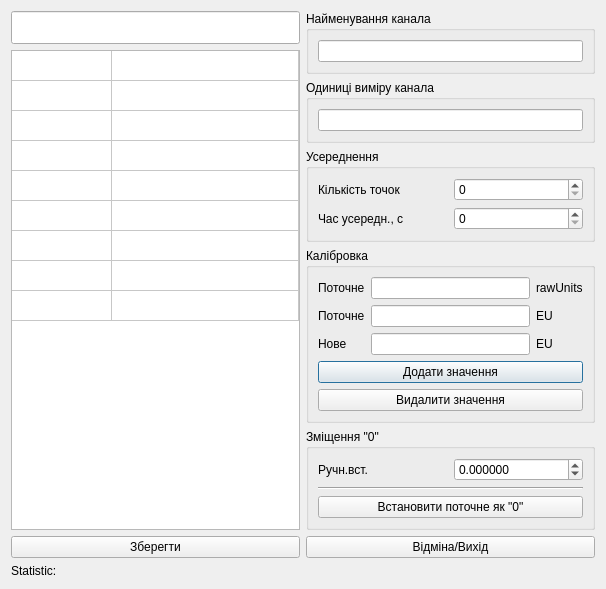
k1981ua/GemobudPich, file dialogcalibr.ui: the form before one commit.
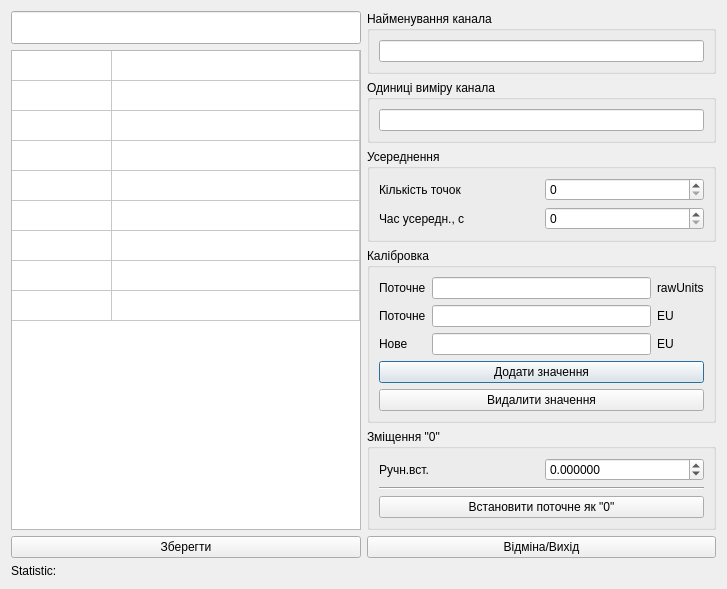
The form after the commit. Icons and pictures are not drawn.

```diff
--- a/dialogcalibr.ui
+++ b/dialogcalibr.ui
@@ -6,8 +6,8 @@
    <rect>
     <x>0</x>
     <y>0</y>
-    <width>606</width>
-    <height>554</height>
+    <width>727</width>
+    <height>589</height>
    </rect>
   </property>
   <property name="windowTitle">
@@ -21,7 +21,6 @@
        <property name="font">
         <font>
          <pointsize>16</pointsize>
-         <weight>75</weight>
          <bold>true</bold>
         </font>
        </property>
```
